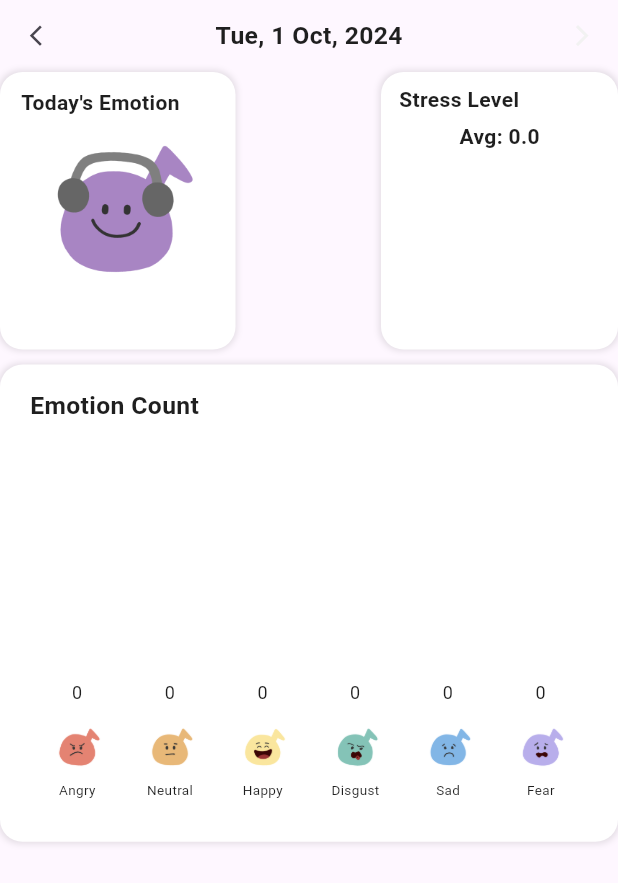
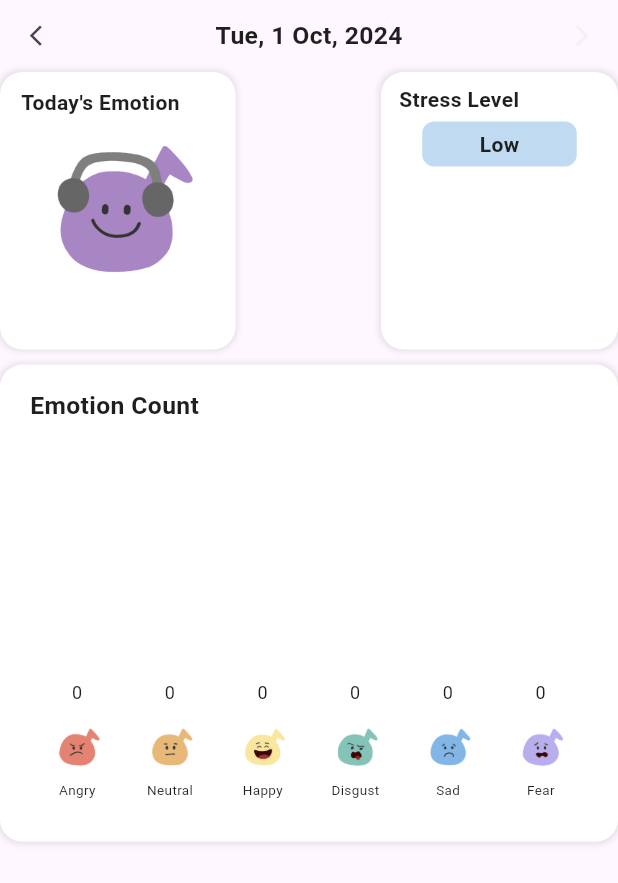
Before and after one commit to yjia28tan/EmoSense-Application, a Flutter app: the DailyViewHome widget shown alone on an empty page, opened directly, on a phone screen of 412 x 824 dp. Shown: the top 883 px of the screen. Run offline on Flutter 3.47's test engine with Material 3 defaults, Android fonts, the phone set to English and light mode, and no system bars; drawn by our look-alikes of fl_chart; our stand-ins replace camera, cloud_firestore, firebase_auth, firebase_core, flutter_dotenv, google_fonts and 3 more; accounts and stored records are empty.

Commit message:
calculate avg stress

```diff
--- a/EmoSense/lib/design_widgets/home_daily_view.dart
+++ b/EmoSense/lib/design_widgets/home_daily_view.dart
@@ -2,6 +2,7 @@ import 'package:cloud_firestore/cloud_firestore.dart';
 import 'package:emosense/design_widgets/alert_dialog_widget.dart';
 import 'package:emosense/design_widgets/app_color.dart';
 import 'package:emosense/design_widgets/emotion_model.dart';
+import 'package:emosense/design_widgets/stress_model.dart';
 import 'package:emosense/main.dart';
 import 'package:fl_chart/fl_chart.dart';
 import 'package:flutter/material.dart';
@@ -18,6 +19,7 @@ class _DailyViewHomeState extends State<DailyViewHome> {
   late String formattedDate;
   List<Map<String, dynamic>> _emotionForToday = [];
   double _averageStressLevel = 0.0;
+  StressModel _currentStressLevel = stressModels.last;
 
   @override
   void initState() {
@@ -65,7 +67,7 @@ class _DailyViewHomeState extends State<DailyViewHome> {
       }
 
       // Calculate the average stress level and update the state
-      // _calculateAverageStressLevel(emotions);
+      _calculateAverageStressLevel(emotions);
 
       setState(() {
         _emotionForToday = emotions;
@@ -79,13 +81,29 @@ class _DailyViewHomeState extends State<DailyViewHome> {
     if (emotions.isNotEmpty) {
       double totalStress = 0.0;
       for (var emotion in emotions) {
-        totalStress += emotion['stressLevel'] as double;
+        // Convert stressLevel to double, handling potential conversion errors
+        try {
+          totalStress += double.parse(emotion['stressLevel'] as String);
+        } catch (e) {
+          print('Error converting stress level to double: $e');
+        }
       }
       _averageStressLevel = totalStress / emotions.length;
+      print('Average Stress Level: $_averageStressLevel');
+
+      // Get the current stress level based on the average stress level
+      _currentStressLevel = getStressLevel(_averageStressLevel); // Update the variable here
+
+      // Use the current stress level as needed, for example, you could store it or update the UI
+      print('Current Stress Level: ${_currentStressLevel.level}');
+
     } else {
       _averageStressLevel = 0.0; // No emotions recorded for the day
+      _currentStressLevel = stressModels.last; // Set to Low or default level
     }
   }
+
+
 
   Widget _getEmotionIcon(String mood, double iconSize) {
     final emotion = Emotion.emotions.firstWhere(
@@ -253,6 +271,8 @@ class _DailyViewHomeState extends State<DailyViewHome> {
   }
 
   Widget _buildStressLevelContainer() {
+    final screenWidth = MediaQuery.of(context).size.width;
+
     return Container(
       height: 185,
       width: 158,
@@ -280,14 +300,27 @@ class _DailyViewHomeState extends State<DailyViewHome> {
               ),
             ),
           ),
+          // Add the pie chart for stress levels here if needed
+          // _buildStressLevelPieChart(),
+
+          // Display the current stress level that was calculated
           Center(
-            child: Text(
-              'Avg: ${_averageStressLevel.toStringAsFixed(1)}', // Show average stress level
-              style: titleBlack.copyWith(fontSize: 14),
+            child: Container(
+              height: 30,
+              width: screenWidth * 0.25,
+              decoration: BoxDecoration(
+                color: _currentStressLevel.containerColor,
+                borderRadius: BorderRadius.circular(8),
+              ),
+              child: Center(
+                child: Text(
+                  '${_currentStressLevel.level}', // Show the current stress level
+                  style: titleBlack.copyWith(fontSize: 14),
+                ),
+              ),
             ),
           ),
-          // Add the pie chart for stress levels here if needed
-          // _buildStressLevelPieChart(),
+
         ],
       ),
     );
```
Also changed, not shown: EmoSense/lib/design_widgets/stress_model.dart (+15 -0 lines).
